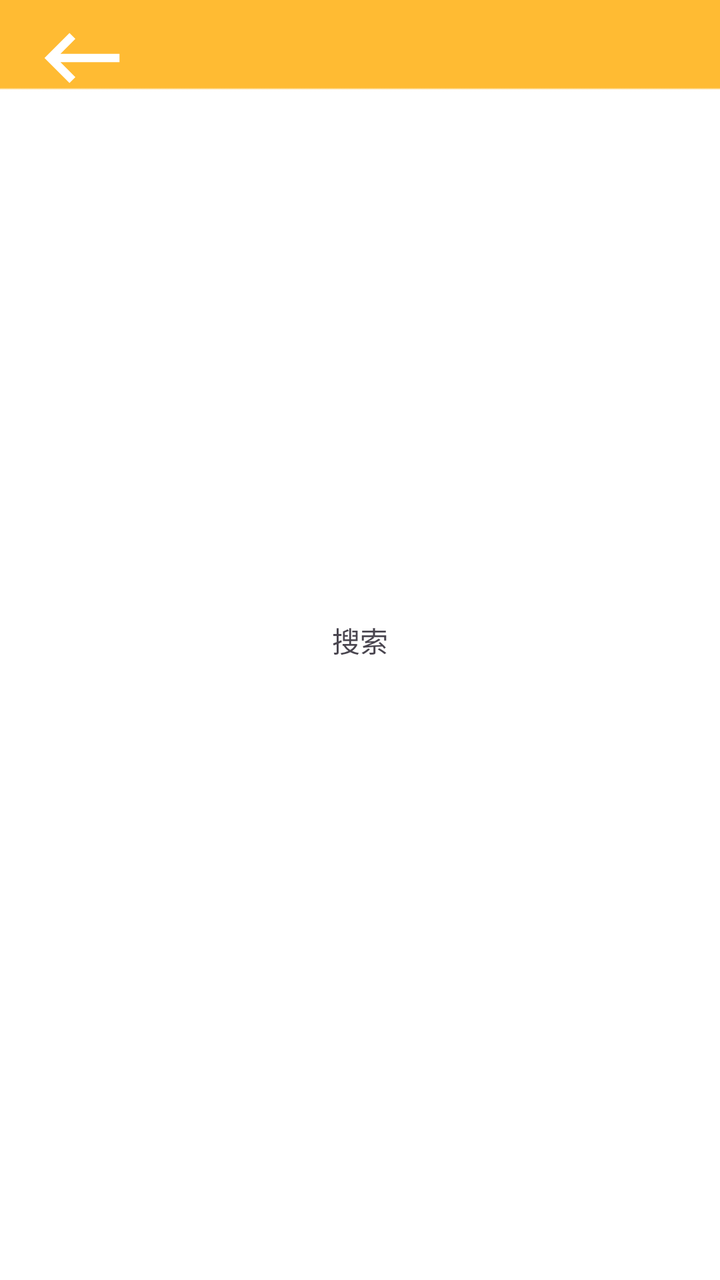
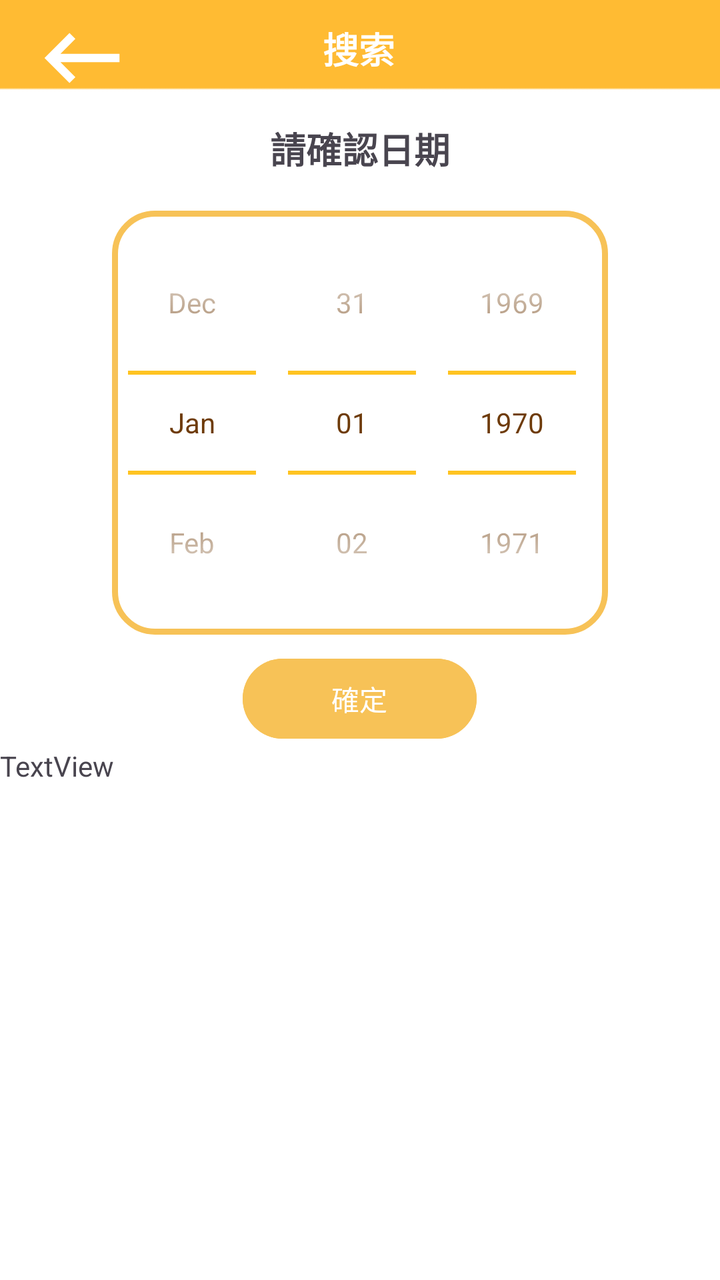

The first picture is an Android layout as it rendered before a commit; the second is the same layout after the commit. The layout source and the unified diff follow.
<!-- AndroidManifest.xml: application theme Theme.DEMO -->
<!-- res/layout/home_search.xml -->
<?xml version="1.0" encoding="utf-8"?>
<androidx.constraintlayout.widget.ConstraintLayout xmlns:android="http://schemas.android.com/apk/res/android"
    xmlns:app="http://schemas.android.com/apk/res-auto"
    xmlns:tools="http://schemas.android.com/tools"
    android:layout_width="match_parent"
    android:layout_height="match_parent"
    android:background="@drawable/img_3">

    <TextView
        android:id="@+id/textView14"
        android:layout_width="wrap_content"
        android:layout_height="wrap_content"
        android:text="搜索"
        app:layout_constraintBottom_toBottomOf="parent"
        app:layout_constraintEnd_toEndOf="parent"
        app:layout_constraintStart_toStartOf="parent"
        app:layout_constraintTop_toTopOf="parent" />

    <ImageView
        android:id="@+id/imgBack"
        android:layout_width="50dp"
        android:layout_height="50dp"
        android:layout_marginStart="16dp"
        android:layout_marginTop="4dp"
        app:layout_constraintStart_toStartOf="parent"
        app:layout_constraintTop_toTopOf="parent"
        app:srcCompat="@drawable/keyboard_backspace" />
</androidx.constraintlayout.widget.ConstraintLayout>
<!-- resources referenced by this layout -->
<resources>
  <!-- drawable img_3: png bitmap (drawable, 2198 bytes) -->
  <!-- drawable keyboard_backspace (drawable) -->
  <vector android:autoMirrored="true" android:height="24dp"
      android:tint="#FFFFFF" android:viewportHeight="24"
      android:viewportWidth="24" android:width="24dp" xmlns:android="http://schemas.android.com/apk/res/android">
      <path android:fillColor="@android:color/white" android:pathData="M21,11H6.83l3.58,-3.59L9,6l-6,6 6,6 1.41,-1.41L6.83,13H21z"/>
  </vector>
  <style name="Theme.DEMO" parent="Base.Theme.DEMO" />
  <style name="Base.Theme.DEMO" parent="Theme.Material3.DayNight.NoActionBar">
          
          
      </style>
</resources>

<!-- the commit's change to res/layout/home_search.xml (unified diff, before → after) -->
@@ -1,28 +1,77 @@
 <?xml version="1.0" encoding="utf-8"?>
-<androidx.constraintlayout.widget.ConstraintLayout xmlns:android="http://schemas.android.com/apk/res/android"
+<LinearLayout xmlns:android="http://schemas.android.com/apk/res/android"
     xmlns:app="http://schemas.android.com/apk/res-auto"
     xmlns:tools="http://schemas.android.com/tools"
     android:layout_width="match_parent"
     android:layout_height="match_parent"
-    android:background="@drawable/img_3">
+    android:background="@drawable/img_3"
+    android:orientation="vertical">
+
+    <androidx.constraintlayout.widget.ConstraintLayout
+        android:layout_width="match_parent"
+        android:layout_height="53dp">
+
+        <TextView
+            android:id="@+id/textView14"
+            android:layout_width="wrap_content"
+            android:layout_height="wrap_content"
+            android:text="搜索"
+            android:textColor="#FFFFFF"
+            android:textSize="18sp"
+            android:textStyle="bold"
+            app:layout_constraintBottom_toBottomOf="parent"
+            app:layout_constraintEnd_toEndOf="parent"
+            app:layout_constraintHorizontal_bias="0.498"
+            app:layout_constraintStart_toStartOf="parent"
+            app:layout_constraintTop_toTopOf="parent"
+            app:layout_constraintVertical_bias="0.407" />
+
+        <ImageView
+            android:id="@+id/imgBack"
+            android:layout_width="50dp"
+            android:layout_height="50dp"
+            android:layout_marginStart="16dp"
+            android:layout_marginTop="4dp"
+            app:layout_constraintStart_toStartOf="parent"
+            app:layout_constraintTop_toTopOf="parent"
+            app:srcCompat="@drawable/keyboard_backspace" />
+    </androidx.constraintlayout.widget.ConstraintLayout>
+    <TextView
+        android:id="@+id/text5"
+        android:layout_width="match_parent"
+        android:layout_height="wrap_content"
+        android:layout_margin="8dp"
+        android:gravity="center"
+        android:text="請確認日期"
+        android:textSize="18sp"
+        android:textStyle="bold"
+        android:layout_marginTop="15dp"
+        />
+
+    <DatePicker
+        android:id="@+id/datePicker"
+        android:layout_width="wrap_content"
+        android:layout_height="wrap_content"
+        android:background="@drawable/custome"
+        android:calendarViewShown="false"
+        android:datePickerMode="spinner"
+        android:spinnersShown="true"
+        android:theme="@style/Theme.picker"
+        android:layout_gravity="center"
+        android:layout_marginTop="10dp"/>
+
+    <Button
+        android:id="@+id/btnAddClick"
+        android:layout_width="117dp"
+        android:layout_height="wrap_content"
+        android:layout_gravity="center"
+        android:backgroundTint="@color/FF"
+        android:text="確定"
+        android:layout_marginTop="8dp"/>
 
     <TextView
-        android:id="@+id/textView14"
-        android:layout_width="wrap_content"
+        android:id="@+id/textView6"
+        android:layout_width="match_parent"
         android:layout_height="wrap_content"
-        android:text="搜索"
-        app:layout_constraintBottom_toBottomOf="parent"
-        app:layout_constraintEnd_toEndOf="parent"
-        app:layout_constraintStart_toStartOf="parent"
-        app:layout_constraintTop_toTopOf="parent" />
-
-    <ImageView
-        android:id="@+id/imgBack"
-        android:layout_width="50dp"
-        android:layout_height="50dp"
-        android:layout_marginStart="16dp"
-        android:layout_marginTop="4dp"
-        app:layout_constraintStart_toStartOf="parent"
-        app:layout_constraintTop_toTopOf="parent"
-        app:srcCompat="@drawable/keyboard_backspace" />
-</androidx.constraintlayout.widget.ConstraintLayout>
+        android:text="TextView" />
+</LinearLayout>
<!-- resource entries referenced after the edit -->
@@ -1,5 +1,18 @@
 <!-- resources referenced by this layout -->
 <resources>
+  <color name="FF">#F7C257</color>
+  <!-- drawable custome (drawable) -->
+  <?xml version="1.0" encoding="utf-8"?>
+  <shape xmlns:android="http://schemas.android.com/apk/res/android"
+      android:shape="rectangle"
+      >
+  
+      <stroke
+          android:width="3dp"
+          android:color="@color/FF"/>
+      <corners
+          android:radius="20dp"/>
+  </shape>
   <!-- drawable img_3: png bitmap (drawable, 2198 bytes) -->
   <!-- drawable keyboard_backspace (drawable) -->
   <vector android:autoMirrored="true" android:height="24dp"
@@ -7,10 +20,20 @@
       android:viewportWidth="24" android:width="24dp" xmlns:android="http://schemas.android.com/apk/res/android">
       <path android:fillColor="@android:color/white" android:pathData="M21,11H6.83l3.58,-3.59L9,6l-6,6 6,6 1.41,-1.41L6.83,13H21z"/>
   </vector>
+  <style name="Theme.picker" parent="Theme.AppCompat.Light">
+          
+          <item name="colorControlNormal">#FFBB00</item>
+          <item name="android:editTextStyle">@style/Widget.EditText.White</item>
+      </style>
   <style name="Theme.DEMO" parent="Base.Theme.DEMO" />
+  <style name="Widget.EditText.White" parent="@android:style/Widget.EditText">
+          
+          <item name="android:textColor">@color/iconcolor</item>
+      </style>
   <style name="Base.Theme.DEMO" parent="Theme.Material3.DayNight.NoActionBar">
           
           
       </style>
+  <color name="iconcolor">#6E3B09</color>
 </resources>
 
